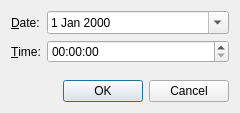
The window that src/gui/windows/input/DateTimeInputDialog.ui (startkladde/startkladde) describes before a commit, drawn with Qt 5.
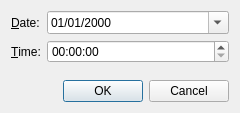
The same window after the commit.

Commit message: Use proper date format for date inputs Add i18n documentation

```diff
--- a/src/gui/windows/input/DateTimeInputDialog.ui
+++ b/src/gui/windows/input/DateTimeInputDialog.ui
@@ -35,6 +35,9 @@
       </item>
       <item row="0" column="1">
        <widget class="QDateEdit" name="dateInput">
+        <property name="displayFormat">
+         <string>MM/dd/yyyy</string>
+        </property>
         <property name="calendarPopup">
          <bool>true</bool>
         </property>
```
The commit also changes 4 other files.
